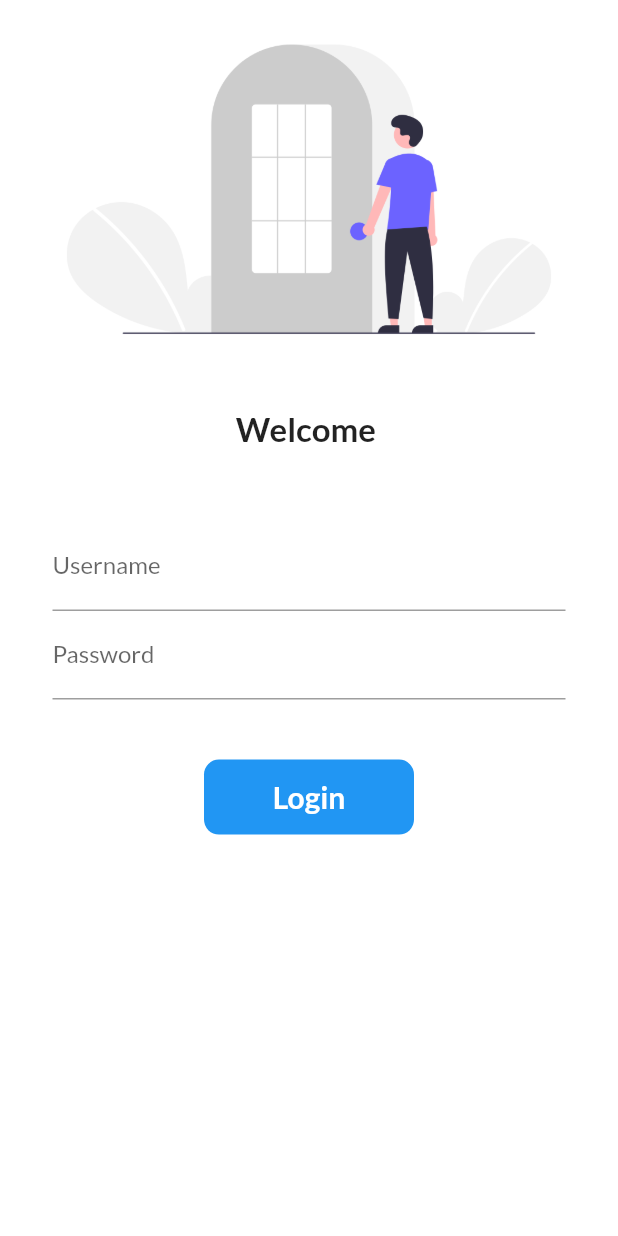
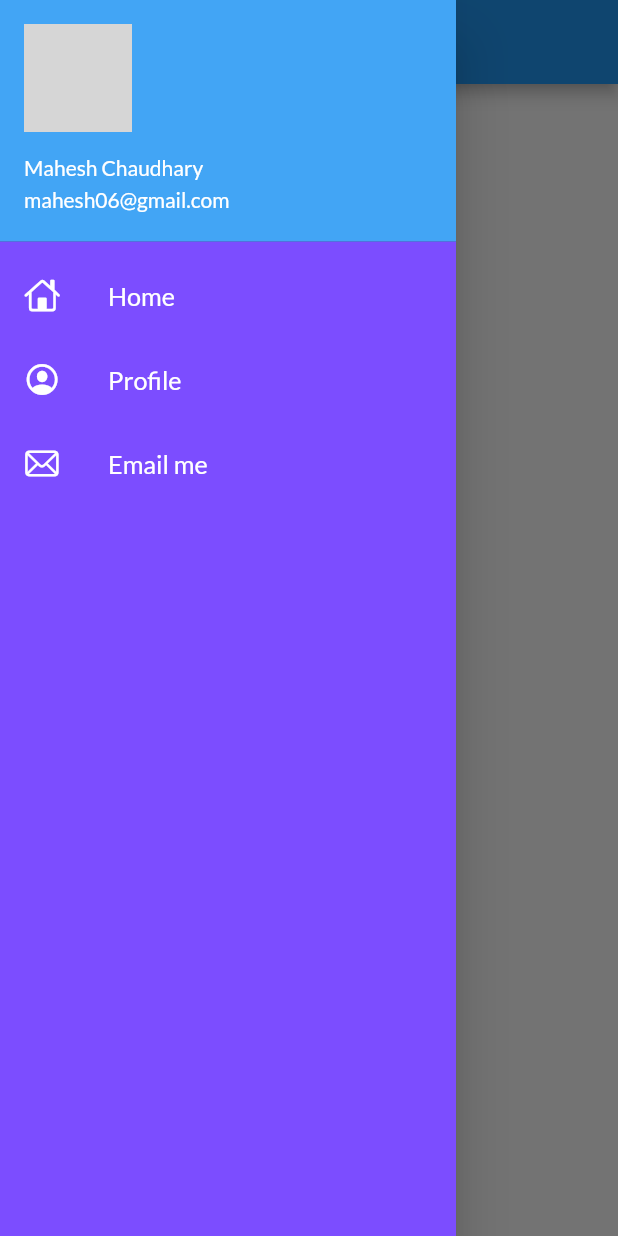
Before and after one commit to MAHESH06-cyber/Flutter_getStarted, a Flutter app: the screen it shows after launch, with the side drawer open (before the commit the screen has no drawer), on a phone screen of 412 x 824 dp. Run offline on Flutter 3.47's test engine with Material 2 defaults, Android fonts, the phone set to English and light mode, and no system bars; our stand-ins replace google_fonts; network calls fail; grey boxes are pictures that could not be loaded.

Commit message:
Drawer UI

```diff
--- a/lib/main.dart
+++ b/lib/main.dart
@@ -15,9 +15,9 @@ class MyApp extends StatelessWidget {
         primarySwatch: Colors.blue,
         fontFamily: GoogleFonts.lato().fontFamily,
       ),
-      debugShowCheckedModeBanner: true,
+      debugShowCheckedModeBanner: false,
       // darkTheme: ThemeData(brightness: Brightness.dark),
-      // initialRoute: "/home",
+      initialRoute: "/home",
       routes: {
         "/": (context) => LoginPage(),
         MyRoutes.homeRouts: (context) => HomePage(),
--- a/lib/pages/home_page.dart
+++ b/lib/pages/home_page.dart
@@ -1,4 +1,5 @@
 import 'package:flutter/material.dart';
+import 'package:flutter_application_1/widgets/drawer.dart';
 
 class HomePage extends StatelessWidget {
   // const HomePage({Key? key}) : super(key: key);
@@ -17,7 +18,7 @@ class HomePage extends StatelessWidget {
           child: Text("Welcome to $day days of $name !"),
         ),
       ),
-      drawer: Drawer(),
+      drawer: MyDrawer(),
     );
   }
 }
--- /dev/null
+++ b/lib/widgets/drawer.dart
@@ -0,0 +1,74 @@
+import 'package:flutter/cupertino.dart';
+import 'package:flutter/material.dart';
+
+class MyDrawer extends StatelessWidget {
+  const MyDrawer({Key? key}) : super(key: key);
+
+  @override
+  Widget build(BuildContext context) {
+    final imageUrl =
+        "https://boomstickcomics.com/wp-content/uploads/2015/04/Death_Note.jpg";
+
+    return Drawer(
+      child: Container(
+        color: Colors.deepPurpleAccent,
+        child: ListView(
+          padding: EdgeInsets.zero,
+          children: [
+            DrawerHeader(
+              padding: EdgeInsets.zero,
+              child: UserAccountsDrawerHeader(
+                margin: EdgeInsets.zero,
+                decoration: BoxDecoration(color: Colors.blue[400]),
+                accountName: Text("Mahesh Chaudhary"),
+                accountEmail: Text("mahesh06@gmail.com"),
+                currentAccountPicture: CircleAvatar(
+                  backgroundImage: NetworkImage(imageUrl),
+                ),
+              ),
+            ),
+            ListTile(
+              leading: Icon(
+                CupertinoIcons.home,
+                color: Colors.white,
+              ),
+              title: Text(
+                "Home",
+                textScaleFactor: 1.2,
+                style: TextStyle(
+                  color: Colors.white,
+                ),
+              ),
+            ),
+            ListTile(
+              leading: Icon(
+                CupertinoIcons.profile_circled,
+                color: Colors.white,
+              ),
+              title: Text(
+                "Profile",
+                textScaleFactor: 1.2,
+                style: TextStyle(
+                  color: Colors.white,
+                ),
+              ),
+            ),
+            ListTile(
+              leading: Icon(
+                CupertinoIcons.mail,
+                color: Colors.white,
+              ),
+              title: Text(
+                "Email me",
+                textScaleFactor: 1.2,
+                style: TextStyle(
+                  color: Colors.white,
+                ),
+              ),
+            )
+          ],
+        ),
+      ),
+    );
+  }
+}
```
Also changed, not shown: lib/pages/login_page.dart (+40 -23 lines).
